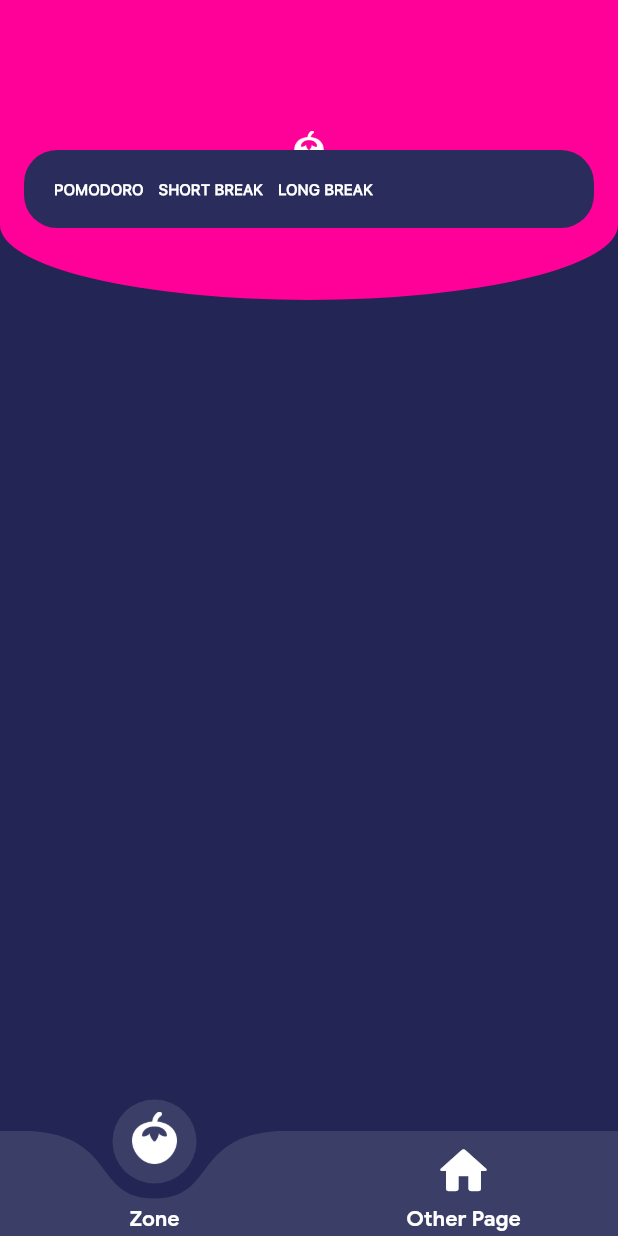
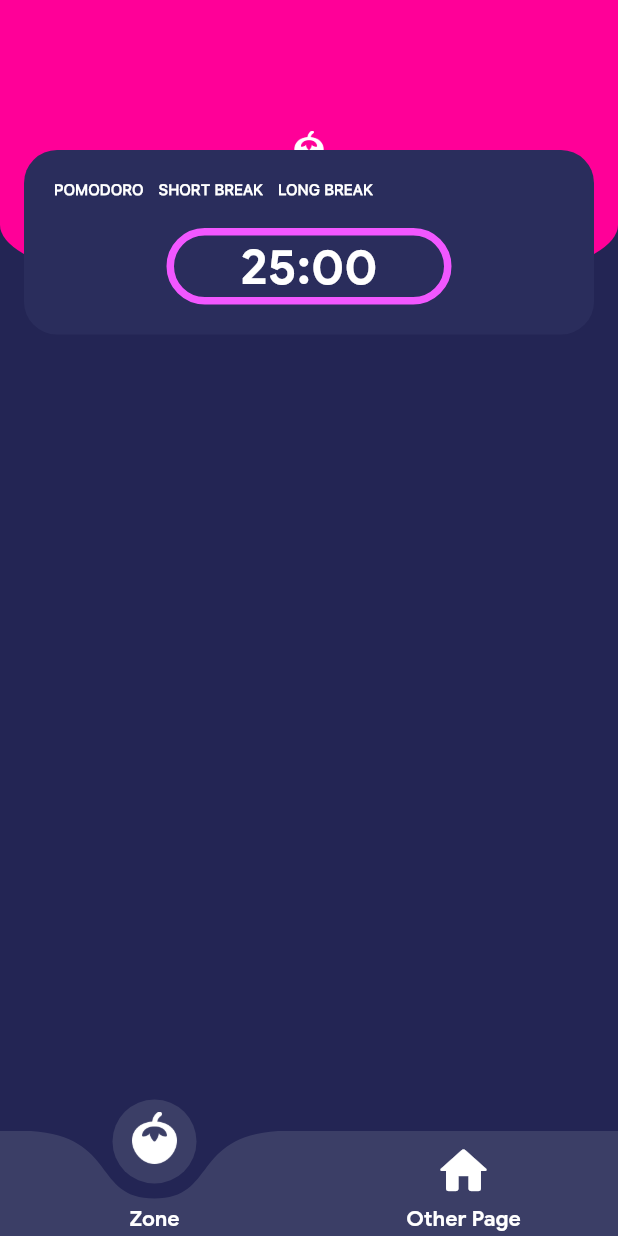
Before and after one commit to tomc128/classify-timer-trial, a Flutter app: the screen it shows after launch, on a phone screen of 412 x 824 dp. Run offline on Flutter 3.47's test engine with Material 2 defaults, Android fonts, the phone set to English and light mode, and no system bars; drawn by our look-alikes of curved_labeled_navigation_bar; project files that could hold a hidden picture were left out.

Commit message:
Add clock container to card

```diff
--- a/lib/pages/zone.dart
+++ b/lib/pages/zone.dart
@@ -41,6 +41,7 @@ class _ZonePageState extends State<ZonePage> {
           ),
           child: Column(
             mainAxisSize: MainAxisSize.min,
+            crossAxisAlignment: CrossAxisAlignment.stretch,
             children: [
               Row(
                 children: [
@@ -60,6 +61,21 @@ class _ZonePageState extends State<ZonePage> {
                   ),
                 ],
               ),
+
+              // Clock
+              Container(
+                margin: const EdgeInsets.fromLTRB(75, 20, 75, 0),
+                decoration: BoxDecoration(
+                  borderRadius: BorderRadius.circular(1000),
+                  border: Border.all(color: homePink, width: 5),
+                ),
+                child: Center(
+                  child: Text(
+                    '25:00',
+                    style: kGoogleSansTextStyle.copyWith(fontSize: 33, color: Colors.white),
+                  ),
+                ),
+              ),
             ],
           ),
         ),
```
